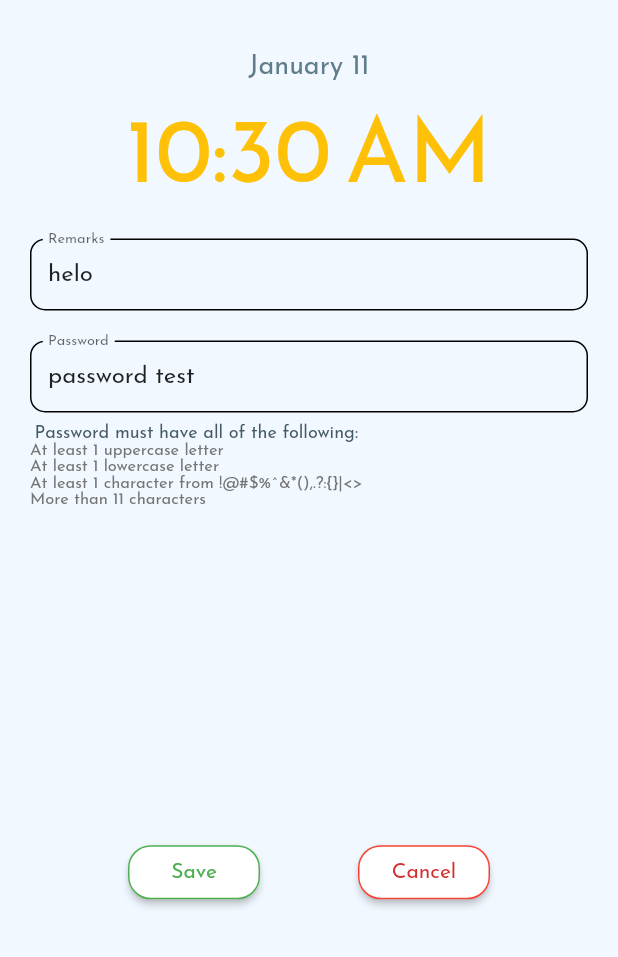
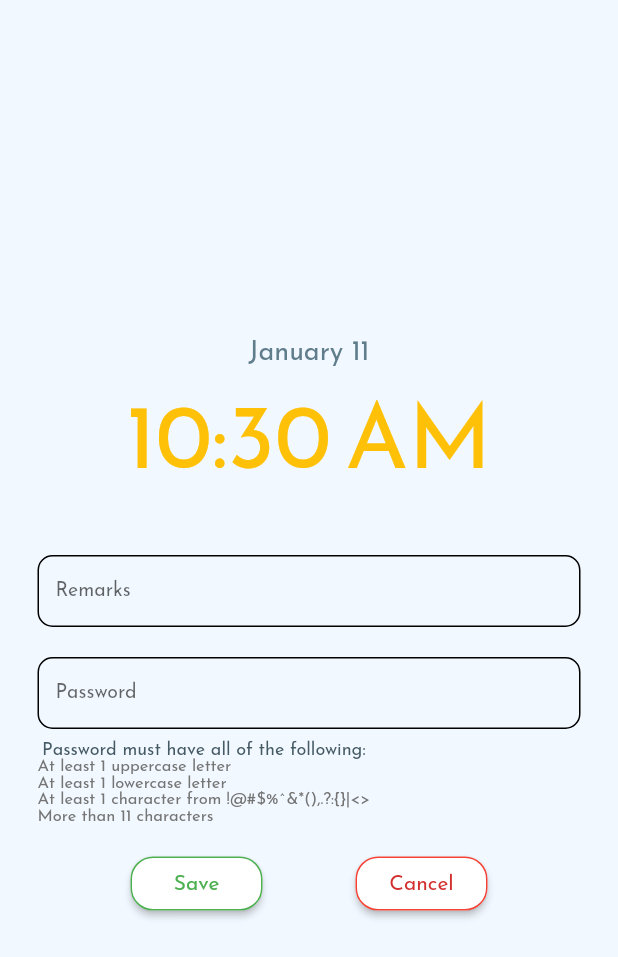
Before and after one commit to Clouddoggo/flutter-alarm, a Flutter app: the AddAlarmPage screen opened by its route, on a phone screen of 412 x 824 dp. Shown: the top 957 px of the screen. Run offline on Flutter 3.47's test engine with Material 2 defaults, Android fonts, the phone set to English and light mode, and no system bars; our stand-ins replace audioplayers, cloud_firestore, firebase_core, flutter_datetime_picker, flutter_local_notifications, flutter_native_timezone and 3 more; accounts and stored records are empty.

Commit message:
fix alarm form alignment

```diff
--- a/lib/addAlarm.dart
+++ b/lib/addAlarm.dart
@@ -68,13 +68,16 @@ class _AddAlarmPageState extends State<AddAlarmPage> {
       backgroundColor: Color(0xffF1F8FF),
       body: SafeArea(
         child: Container(
-          padding: const EdgeInsets.symmetric(horizontal: 20.0),
+          padding: const EdgeInsets.symmetric(horizontal: 25.0),
           child: Form(
             key: _formKey,
-            child: Column(children: [
-              SizedBox(
-                height: 20.0,
-              ),
+            child: CustomScrollView(
+              slivers: [
+                SliverFillRemaining(
+                  hasScrollBody: false,
+                  child: Column(
+                      mainAxisAlignment: MainAxisAlignment.center,
+                      children: [
                         TextButton(
                           onPressed: () {
                             DatePicker.showDatePicker(
@@ -87,8 +90,11 @@ class _AddAlarmPageState extends State<AddAlarmPage> {
                           },
                           child: Text(
                             _dateString ??
-                      DateFormat.MMMMd().format(DateTime.now()).toString(),
-                  style: TextStyle(color: Colors.blueGrey, fontSize: 18),
+                                DateFormat.MMMMd()
+                                    .format(DateTime.now())
+                                    .toString(),
+                            style:
+                                TextStyle(color: Colors.blueGrey, fontSize: 18),
                           ),
                         ),
                         TextButton(
@@ -102,26 +108,29 @@ class _AddAlarmPageState extends State<AddAlarmPage> {
                           },
                           child: Text(
                             _timeString ??
-                      DateFormat.jm().format(DateTime.now()).toString(),
+                                DateFormat.jm()
+                                    .format(DateTime.now())
+                                    .toString(),
                             style: TextStyle(color: Colors.amber, fontSize: 60),
                           ),
                         ),
+                        SizedBox(
+                          height: 20.0,
+                        ),
                         Padding(
-                padding: const EdgeInsets.only(top: 15.0),
+                          padding: const EdgeInsets.symmetric(vertical: 15.0),
                           child: Column(
                             children: [
-                    buildRemarksField(onChangedRemarks, 'helo'),
+                              buildRemarksField(onChangedRemarks),
                               Padding(
                                 padding: const EdgeInsets.only(top: 20.0),
-                      child:
-                          buildPasswordField(onChangePassword, 'password test'),
+                                child: buildPasswordField(onChangePassword),
                               ),
                               buildPasswordRules(),
                             ],
                           ),
                         ),
-              Expanded(
-                child: Row(
+                        Row(
                           mainAxisAlignment: MainAxisAlignment.spaceEvenly,
                           children: <Widget>[
                             RaisedButton(
@@ -155,8 +164,10 @@ class _AddAlarmPageState extends State<AddAlarmPage> {
                             buildCancelButton(context),
                           ],
                         ),
+                      ]),
+                )
+              ],
             ),
-            ]),
           ),
         ),
       ),
--- a/lib/util/widgetsUtil.dart
+++ b/lib/util/widgetsUtil.dart
@@ -19,8 +19,8 @@ RaisedButton buildCancelButton(BuildContext context) {
   );
 }
 
-TextFormField buildPasswordField(
-    Function onChangedPassword, String initialValue) {
+TextFormField buildPasswordField(Function onChangedPassword,
+    {String initialValue}) {
   return TextFormField(
     initialValue: initialValue,
     decoration: InputDecoration(
@@ -52,8 +52,8 @@ TextFormField buildPasswordField(
   );
 }
 
-TextFormField buildRemarksField(
-    Function onChangedRemarks, String initialValue) {
+TextFormField buildRemarksField(Function onChangedRemarks,
+    {String initialValue}) {
   return TextFormField(
     initialValue: initialValue,
     decoration: InputDecoration(
```
Also changed, not shown: lib/editAlarm.dart (+32 -16 lines). Lines whose indentation alone changed are shown as unchanged.
